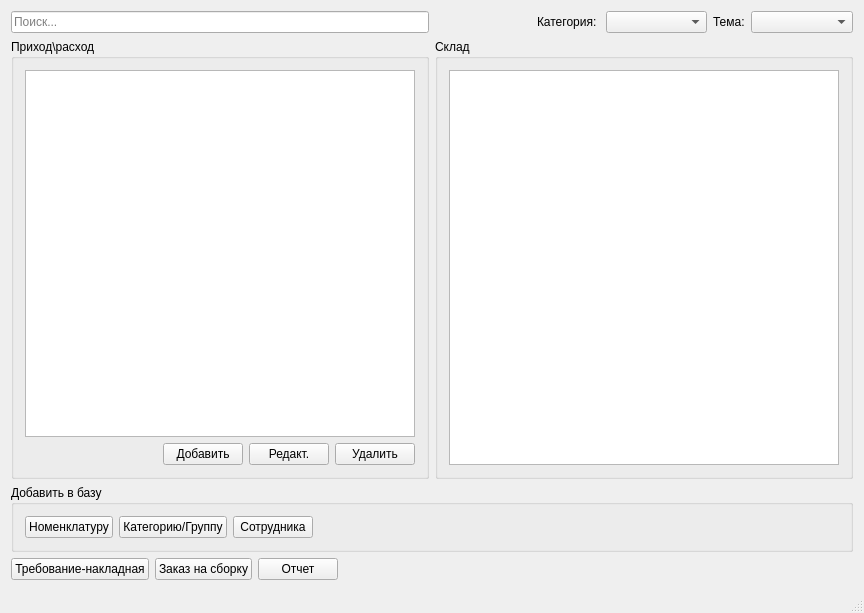
igrekus/depot, file mainwindow.ui: the form before one commit.
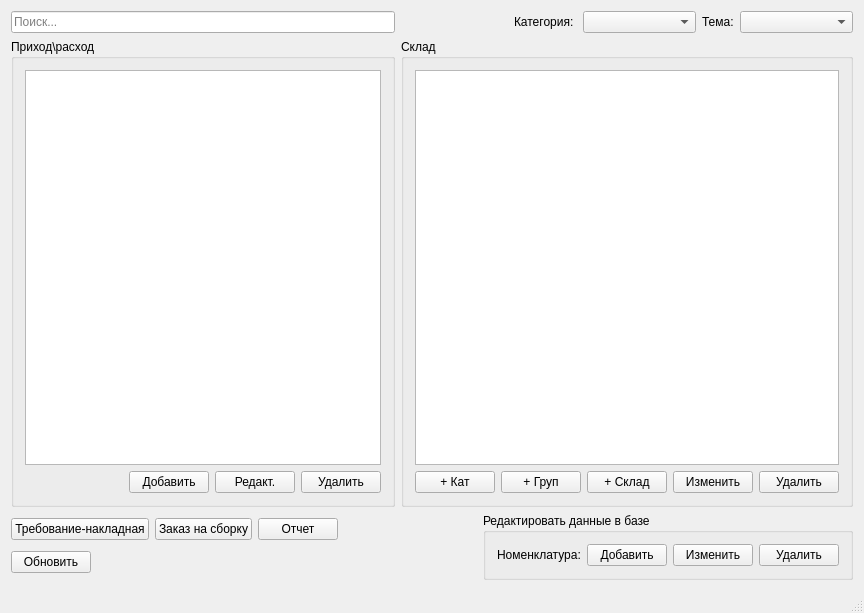
The form after the commit.

```diff
--- a/mainwindow.ui
+++ b/mainwindow.ui
@@ -97,7 +97,7 @@
           <widget class="QTableView" name="tableTransact"/>
          </item>
          <item>
-          <layout class="QHBoxLayout" name="horizontalLayout">
+          <layout class="QHBoxLayout" name="horizontalLayout_6">
            <item>
             <spacer name="horizontalSpacer_3">
              <property name="orientation">
@@ -146,60 +146,59 @@
          <item>
           <widget class="QTreeView" name="treeStock"/>
          </item>
-        </layout>
-       </widget>
-      </item>
-     </layout>
-    </item>
-    <item>
-     <widget class="QGroupBox" name="groupBox_3">
-      <property name="title">
-       <string>Добавить в базу</string>
-      </property>
-      <layout class="QVBoxLayout" name="verticalLayout_3">
        <item>
         <layout class="QHBoxLayout" name="horizontalLayout_3">
          <item>
           <widget class="QPushButton" name="btnProduct">
            <property name="text">
-            <string>Номенклатуру</string>
+              <string>+ Кат</string>
            </property>
           </widget>
          </item>
          <item>
           <widget class="QPushButton" name="btnCategory">
            <property name="text">
-            <string>Категорию/Группу</string>
+              <string>+ Груп</string>
            </property>
           </widget>
          </item>
          <item>
           <widget class="QPushButton" name="btnStaff">
            <property name="text">
-            <string>Сотрудника</string>
+              <string>+ Склад</string>
            </property>
           </widget>
          </item>
          <item>
-          <spacer name="horizontalSpacer_4">
-           <property name="orientation">
-            <enum>Qt::Horizontal</enum>
-           </property>
-           <property name="sizeHint" stdset="0">
-            <size>
-             <width>40</width>
-             <height>20</height>
-            </size>
-           </property>
-          </spacer>
+            <widget class="QPushButton" name="btnEditStockItem">
+             <property name="text">
+              <string>Изменить</string>
+             </property>
+            </widget>
+           </item>
+           <item>
+            <widget class="QPushButton" name="btnDeleteStockItem">
+             <property name="text">
+              <string>Удалить</string>
+             </property>
+            </widget>
          </item>
         </layout>
        </item>
       </layout>
      </widget>
     </item>
+     </layout>
+    </item>
+    <item>
+     <layout class="QHBoxLayout" name="horizontalLayout">
+      <item>
+       <layout class="QVBoxLayout" name="verticalLayout_3">
     <item>
      <layout class="QHBoxLayout" name="horizontalLayout_4">
+          <property name="sizeConstraint">
+           <enum>QLayout::SetMinimumSize</enum>
+          </property>
       <item>
        <widget class="QPushButton" name="pushButton_4">
         <property name="text">
@@ -233,6 +232,71 @@
          </size>
         </property>
        </spacer>
+          </item>
+         </layout>
+        </item>
+        <item>
+         <layout class="QHBoxLayout" name="horizontalLayout_5">
+          <item>
+           <widget class="QPushButton" name="btnReloadData">
+            <property name="text">
+             <string>Обновить</string>
+            </property>
+           </widget>
+          </item>
+          <item>
+           <spacer name="horizontalSpacer_5">
+            <property name="orientation">
+             <enum>Qt::Horizontal</enum>
+            </property>
+            <property name="sizeHint" stdset="0">
+             <size>
+              <width>40</width>
+              <height>20</height>
+             </size>
+            </property>
+           </spacer>
+          </item>
+         </layout>
+        </item>
+       </layout>
+      </item>
+      <item>
+       <widget class="QGroupBox" name="groupBox_3">
+        <property name="title">
+         <string>Редактировать данные в базе</string>
+        </property>
+        <layout class="QGridLayout" name="gridLayout_2">
+         <item row="0" column="3">
+          <widget class="QPushButton" name="pushButton_10">
+           <property name="text">
+            <string>Удалить</string>
+           </property>
+          </widget>
+         </item>
+         <item row="0" column="1">
+          <widget class="QPushButton" name="pushButton">
+           <property name="text">
+            <string>Добавить</string>
+           </property>
+          </widget>
+         </item>
+         <item row="0" column="0">
+          <widget class="QLabel" name="lblProduct">
+           <property name="text">
+            <string>Номенклатура:</string>
+           </property>
+          </widget>
+         </item>
+         <item row="0" column="2">
+          <widget class="QPushButton" name="pushButton_9">
+           <property name="text">
+            <string>Изменить</string>
+           </property>
+          </widget>
+         </item>
+        </layout>
+       </widget>
       </item>
      </layout>
     </item>
```
Left out of the diff: 6 changed lines with no effect on the pictures. Lines whose indentation alone changed are shown as unchanged.
